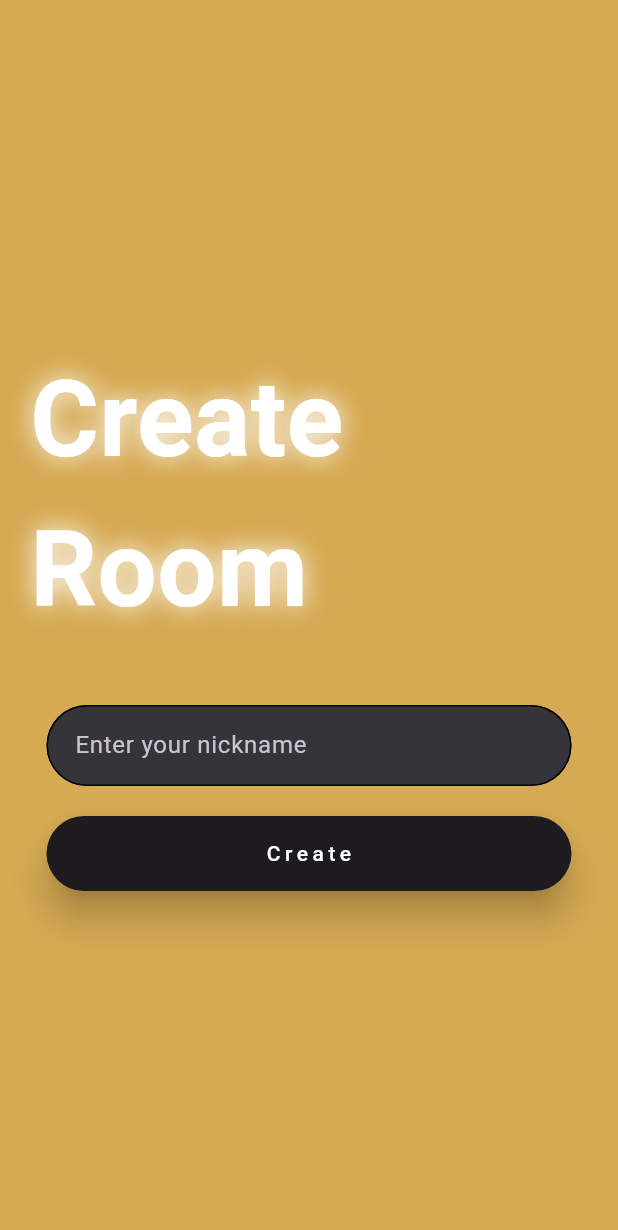
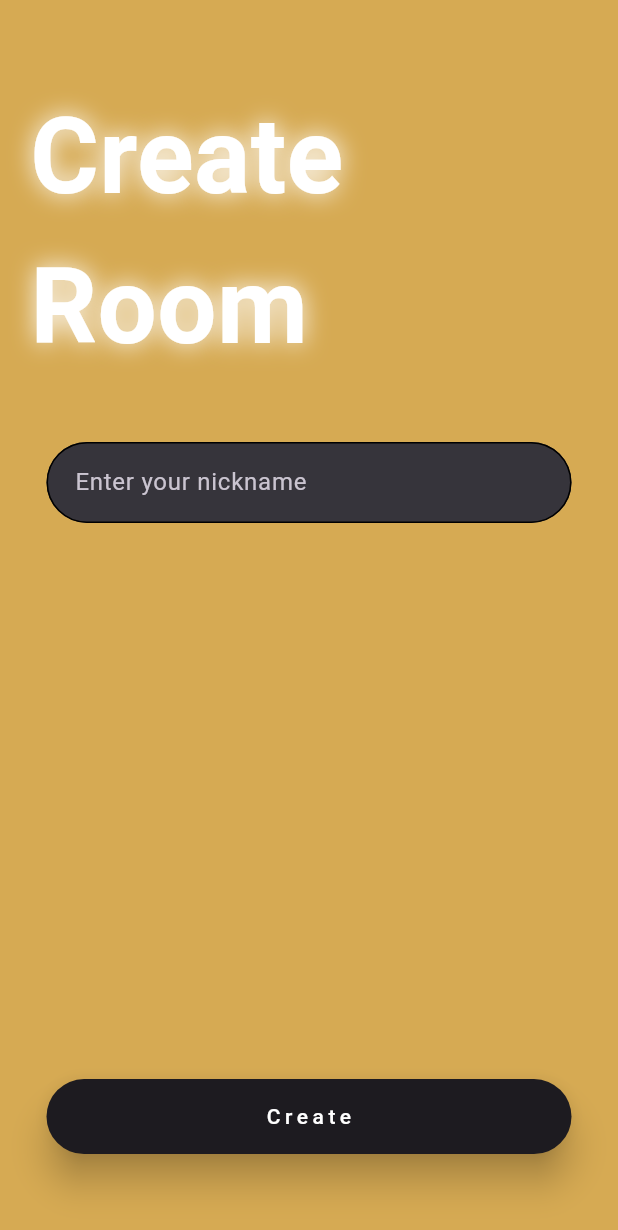
Before and after one commit to Hameed-Ur-Rehman25/tic_tac_toe_app, a Flutter app: the CreateRoom screen opened by its route, on a phone screen of 412 x 824 dp. Shown: the top 1230 px of the screen. Run offline on Flutter 3.47's test engine with Material 3 defaults, Android fonts, the phone set to English and light mode, and no system bars.

Commit message:
modified:   lib/screens/create_room.dart

```diff
--- a/lib/screens/create_room.dart
+++ b/lib/screens/create_room.dart
@@ -22,7 +22,7 @@ class _CreateRoomState extends State<CreateRoom> {
 
   @override
   Widget build(BuildContext context) {
-    // final size = MediaQuery.sizeOf(context);
+    final size = MediaQuery.sizeOf(context);
     return Scaffold(
       body: Center(
         child: Container(
@@ -47,7 +47,7 @@ class _CreateRoomState extends State<CreateRoom> {
                 controller: _nameController,
                 hintText: 'Enter your nickname',
               ),
-              const SizedBox(height: 20),
+              SizedBox(height: size.height * 0.45),
               CustomButton(
                 onTap: () {},
                 color: Colors.white,
```
